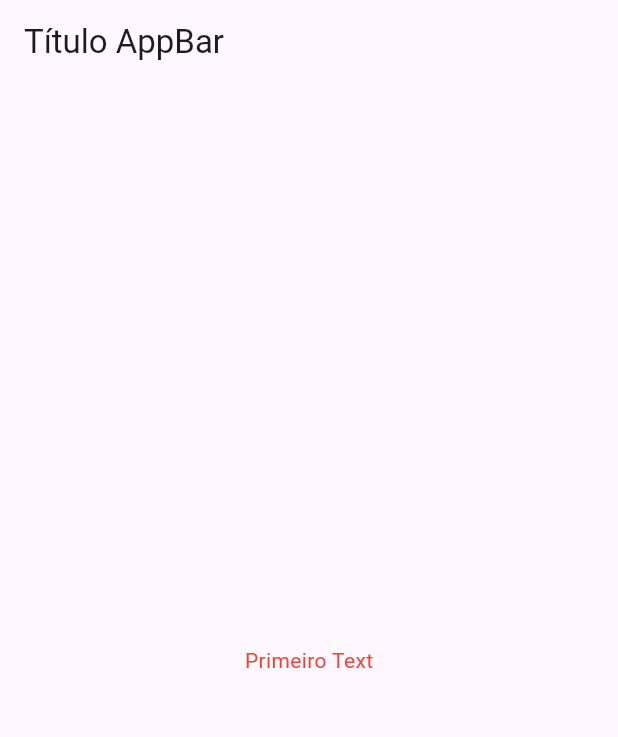
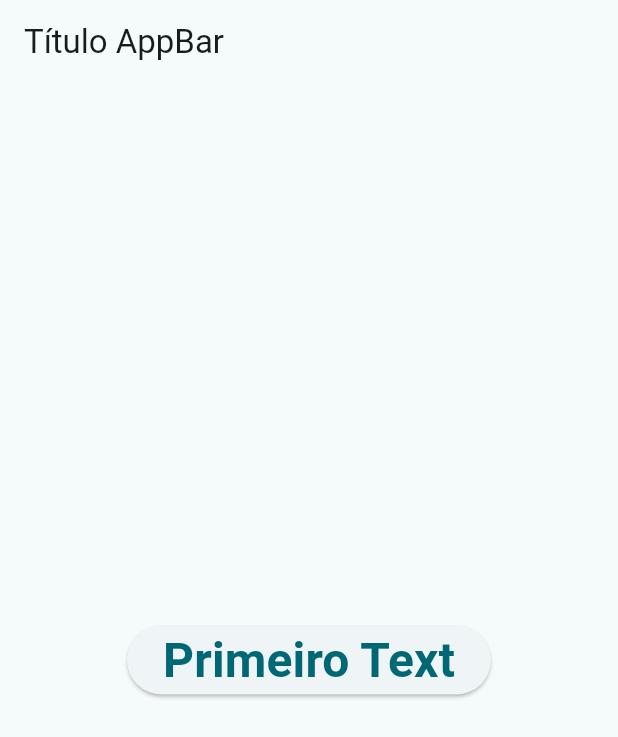
Before and after one commit to JulianoTelles/Flutter_Intro, a Flutter app: the screen it shows after launch, on a phone screen of 412 x 824 dp. Shown: the top 737 px of the screen. Run offline on Flutter 3.47's test engine with Material 3 defaults, Android fonts, the phone set to English and light mode, and no system bars.

Commit message:
Adicionado nova tela HelloWorldScreen e refatorado main.dart para usá-la

```diff
--- a/lib/hello_world/hello_world_screen.dart
+++ b/lib/hello_world/hello_world_screen.dart
@@ -10,13 +10,17 @@ class HelloWorldScreen extends StatelessWidget {
         title: Text('Título AppBar'),
       ),
       body: Center(
-        child: Text(
-          'Primeiro Text',
-          //style: TextStyle(
-          //   fontSize: 24,
-          //    fontWeight: FontWeight.bold,
-          //    color: Colors.blue,
-          //  ),
+        child: ElevatedButton(
+          onPressed: () {},
+          child: Text(
+            'Primeiro Text',
+            style: TextStyle(
+              fontSize: 32,
+              fontWeight: FontWeight.bold,
+              //    color: Colors.blue,
+              //  ),
+            ),
+          ),
         ),
       ),
     );
--- a/lib/main.dart
+++ b/lib/main.dart
@@ -13,17 +13,7 @@ class FlutterIntroApp extends StatelessWidget {
     return MaterialApp(
       title: 'Flutter Introdução',
       theme: ThemeData(
-        textTheme: TextTheme(
-          bodySmall: TextStyle(
-            color: Colors.red,
-          ),
-          bodyLarge: TextStyle(
-            color: Colors.red,
-          ),
-          bodyMedium: TextStyle(
-            color: Colors.red,
-          ),
-        ),
+        colorScheme: ColorScheme.fromSeed(seedColor: Colors.grey),
       ),
       home: HelloWorldScreen(),
     );
```
